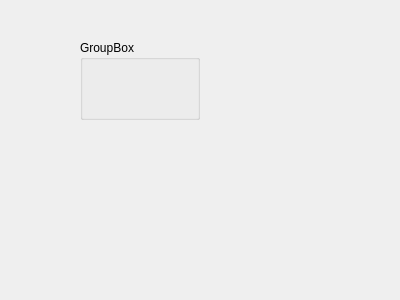
Before: the Qt Designer form flightcontroltab.ui in sgfairbro/Upload-GUI, drawn with Qt 5.
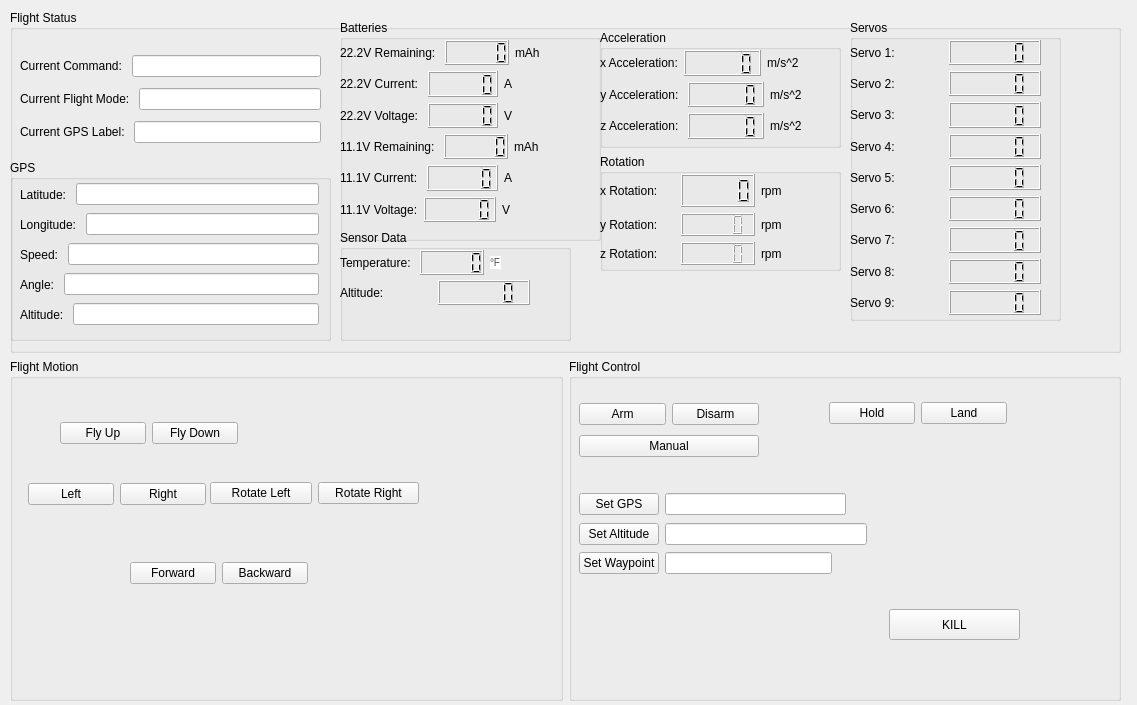
After: the same form once the commit is applied.

```diff
--- a/flightcontroltab.ui
+++ b/flightcontroltab.ui
@@ -6,25 +6,1093 @@
    <rect>
     <x>0</x>
     <y>0</y>
-    <width>400</width>
-    <height>300</height>
+    <width>1137</width>
+    <height>705</height>
    </rect>
   </property>
   <property name="windowTitle">
    <string>Form</string>
   </property>
-  <widget class="QGroupBox" name="groupBox">
+  <widget class="QWidget" name="layoutWidget">
    <property name="geometry">
     <rect>
-     <x>80</x>
-     <y>40</y>
-     <width>120</width>
-     <height>80</height>
+     <x>10</x>
+     <y>10</y>
+     <width>1111</width>
+     <height>691</height>
     </rect>
    </property>
-   <property name="title">
-    <string>GroupBox</string>
-   </property>
+   <layout class="QGridLayout" name="gridLayout">
+    <item row="1" column="0">
+     <layout class="QHBoxLayout" name="horizontalLayout_2">
+      <item>
+       <widget class="QGroupBox" name="flightMotionBox">
+        <property name="title">
+         <string>Flight Motion</string>
+        </property>
+        <widget class="QWidget" name="layoutWidget">
+         <property name="geometry">
+          <rect>
+           <x>120</x>
+           <y>200</y>
+           <width>178</width>
+           <height>29</height>
+          </rect>
+         </property>
+         <layout class="QHBoxLayout" name="horizontalLayout_11">
+          <item>
+           <widget class="QPushButton" name="forwardButton">
+            <property name="text">
+             <string>Forward</string>
+            </property>
+           </widget>
+          </item>
+          <item>
+           <widget class="QPushButton" name="backwardButton">
+            <property name="text">
+             <string>Backward</string>
+            </property>
+           </widget>
+          </item>
+         </layout>
+        </widget>
+        <widget class="QWidget" name="layoutWidget">
+         <property name="geometry">
+          <rect>
+           <x>18</x>
+           <y>121</y>
+           <width>178</width>
+           <height>29</height>
+          </rect>
+         </property>
+         <layout class="QHBoxLayout" name="horizontalLayout_12">
+          <item>
+           <widget class="QPushButton" name="leftButton">
+            <property name="text">
+             <string>Left</string>
+            </property>
+           </widget>
+          </item>
+          <item>
+           <widget class="QPushButton" name="rightButton">
+            <property name="text">
+             <string>Right</string>
+            </property>
+           </widget>
+          </item>
+         </layout>
+        </widget>
+        <widget class="QWidget" name="layoutWidget">
+         <property name="geometry">
+          <rect>
+           <x>200</x>
+           <y>120</y>
+           <width>209</width>
+           <height>29</height>
+          </rect>
+         </property>
+         <layout class="QHBoxLayout" name="horizontalLayout_13">
+          <item>
+           <widget class="QPushButton" name="rotateLeftButton">
+            <property name="text">
+             <string>Rotate Left</string>
+            </property>
+           </widget>
+          </item>
+          <item>
+           <widget class="QPushButton" name="rotateRightButton">
+            <property name="text">
+             <string>Rotate Right</string>
+            </property>
+           </widget>
+          </item>
+         </layout>
+        </widget>
+        <widget class="QWidget" name="layoutWidget">
+         <property name="geometry">
+          <rect>
+           <x>50</x>
+           <y>60</y>
+           <width>178</width>
+           <height>29</height>
+          </rect>
+         </property>
+         <layout class="QHBoxLayout" name="horizontalLayout_5">
+          <item>
+           <widget class="QPushButton" name="flyUpButton">
+            <property name="text">
+             <string>Fly Up</string>
+            </property>
+           </widget>
+          </item>
+          <item>
+           <widget class="QPushButton" name="flyDownButton">
+            <property name="text">
+             <string>Fly Down</string>
+            </property>
+           </widget>
+          </item>
+         </layout>
+        </widget>
+        <zorder>layoutWidget</zorder>
+        <zorder>layoutWidget</zorder>
+        <zorder>layoutWidget</zorder>
+        <zorder>layoutWidget</zorder>
+       </widget>
+      </item>
+      <item>
+       <widget class="QGroupBox" name="flightControlBox">
+        <property name="title">
+         <string>Flight Control</string>
+        </property>
+        <widget class="QWidget" name="layoutWidget">
+         <property name="geometry">
+          <rect>
+           <x>10</x>
+           <y>40</y>
+           <width>180</width>
+           <height>64</height>
+          </rect>
+         </property>
+         <layout class="QVBoxLayout" name="verticalLayout">
+          <item>
+           <layout class="QHBoxLayout" name="horizontalLayout">
+            <item>
+             <widget class="QPushButton" name="armButton">
+              <property name="text">
+               <string>Arm</string>
+              </property>
+             </widget>
+            </item>
+            <item>
+             <widget class="QPushButton" name="disarmButton">
+              <property name="text">
+               <string>Disarm</string>
+              </property>
+             </widget>
+            </item>
+           </layout>
+          </item>
+          <item>
+           <widget class="QPushButton" name="manualButton">
+            <property name="text">
+             <string>Manual</string>
+            </property>
+           </widget>
+          </item>
+         </layout>
+        </widget>
+        <widget class="QPushButton" name="killButton">
+         <property name="geometry">
+          <rect>
+           <x>320</x>
+           <y>250</y>
+           <width>131</width>
+           <height>31</height>
+          </rect>
+         </property>
+         <property name="text">
+          <string>KILL</string>
+         </property>
+        </widget>
+        <widget class="QWidget" name="layoutWidget_3">
+         <property name="geometry">
+          <rect>
+           <x>10</x>
+           <y>160</y>
+           <width>288</width>
+           <height>30</height>
+          </rect>
+         </property>
+         <layout class="QHBoxLayout" name="horizontalLayout_4">
+          <item>
+           <widget class="QPushButton" name="setAltitudeButton">
+            <property name="text">
+             <string>Set Altitude</string>
+            </property>
+            <property name="shortcut">
+             <string/>
+            </property>
+           </widget>
+          </item>
+          <item>
+           <widget class="QLineEdit" name="setAltitudeEdit"/>
+          </item>
+         </layout>
+        </widget>
+        <widget class="QWidget" name="layoutWidget_4">
+         <property name="geometry">
+          <rect>
+           <x>10</x>
+           <y>190</y>
+           <width>253</width>
+           <height>29</height>
+          </rect>
+         </property>
+         <layout class="QHBoxLayout" name="horizontalLayout_9">
+          <item>
+           <widget class="QPushButton" name="setWaypointButton">
+            <property name="text">
+             <string>Set Waypoint</string>
+            </property>
+           </widget>
+          </item>
+          <item>
+           <widget class="QLineEdit" name="setWaypointEdit"/>
+          </item>
+         </layout>
+        </widget>
+        <widget class="QWidget" name="layoutWidget">
+         <property name="geometry">
+          <rect>
+           <x>10</x>
+           <y>130</y>
+           <width>267</width>
+           <height>30</height>
+          </rect>
+         </property>
+         <layout class="QHBoxLayout" name="horizontalLayout_3">
+          <item>
+           <widget class="QPushButton" name="setGPSButton">
+            <property name="text">
+             <string>Set GPS</string>
+            </property>
+           </widget>
+          </item>
+          <item>
+           <widget class="QLineEdit" name="setGPSEdit"/>
+          </item>
+         </layout>
+        </widget>
+        <widget class="QWidget" name="layoutWidget">
+         <property name="geometry">
+          <rect>
+           <x>260</x>
+           <y>40</y>
+           <width>178</width>
+           <height>29</height>
+          </rect>
+         </property>
+         <layout class="QHBoxLayout" name="horizontalLayout_10">
+          <item>
+           <widget class="QPushButton" name="holdButton">
+            <property name="text">
+             <string>Hold</string>
+            </property>
+           </widget>
+          </item>
+          <item>
+           <widget class="QPushButton" name="landButton">
+            <property name="text">
+             <string>Land</string>
+            </property>
+           </widget>
+          </item>
+         </layout>
+        </widget>
+        <zorder>layoutWidget</zorder>
+        <zorder>layoutWidget</zorder>
+        <zorder>layoutWidget</zorder>
+        <zorder>killButton</zorder>
+        <zorder>layoutWidget_3</zorder>
+        <zorder>layoutWidget_4</zorder>
+        <zorder>flightStatusBox</zorder>
+        <zorder>flightStatusBox</zorder>
+       </widget>
+      </item>
+     </layout>
+    </item>
+    <item row="0" column="0">
+     <widget class="QGroupBox" name="flightStatusBox">
+      <property name="title">
+       <string>Flight Status</string>
+      </property>
+      <widget class="QGroupBox" name="gpsBox">
+       <property name="geometry">
+        <rect>
+         <x>0</x>
+         <y>150</y>
+         <width>321</width>
+         <height>181</height>
+        </rect>
+       </property>
+       <property name="title">
+        <string>GPS</string>
+       </property>
+       <widget class="QWidget" name="layoutWidget_26">
+        <property name="geometry">
+         <rect>
+          <x>10</x>
+          <y>20</y>
+          <width>299</width>
+          <height>29</height>
+         </rect>
+        </property>
+        <layout class="QHBoxLayout" name="horizontalLayout_36">
+         <item>
+          <widget class="QLabel" name="latLabel">
+           <property name="text">
+            <string>Latitude: </string>
+           </property>
+          </widget>
+         </item>
+         <item>
+          <widget class="QLineEdit" name="latBox"/>
+         </item>
+        </layout>
+       </widget>
+       <widget class="QWidget" name="layoutWidget_27">
+        <property name="geometry">
+         <rect>
+          <x>10</x>
+          <y>50</y>
+          <width>299</width>
+          <height>29</height>
+         </rect>
+        </property>
+        <layout class="QHBoxLayout" name="horizontalLayout_37">
+         <item>
+          <widget class="QLabel" name="longLabel">
+           <property name="text">
+            <string>Longitude: </string>
+           </property>
+          </widget>
+         </item>
+         <item>
+          <widget class="QLineEdit" name="longBox"/>
+         </item>
+        </layout>
+       </widget>
+       <widget class="QWidget" name="layoutWidget_28">
+        <property name="geometry">
+         <rect>
+          <x>10</x>
+          <y>80</y>
+          <width>299</width>
+          <height>29</height>
+         </rect>
+        </property>
+        <layout class="QHBoxLayout" name="horizontalLayout_38">
+         <item>
+          <widget class="QLabel" name="speedLabel">
+           <property name="text">
+            <string>Speed: </string>
+           </property>
+          </widget>
+         </item>
+         <item>
+          <widget class="QLineEdit" name="speedBox"/>
+         </item>
+        </layout>
+       </widget>
+       <widget class="QWidget" name="layoutWidget_29">
+        <property name="geometry">
+         <rect>
+          <x>10</x>
+          <y>110</y>
+          <width>299</width>
+          <height>29</height>
+         </rect>
+        </property>
+        <layout class="QHBoxLayout" name="horizontalLayout_41">
+         <item>
+          <widget class="QLabel" name="angleLabel">
+           <property name="text">
+            <string>Angle: </string>
+           </property>
+          </widget>
+         </item>
+         <item>
+          <widget class="QLineEdit" name="angleBox"/>
+         </item>
+        </layout>
+       </widget>
+       <widget class="QWidget" name="layoutWidget_30">
+        <property name="geometry">
+         <rect>
+          <x>10</x>
+          <y>140</y>
+          <width>299</width>
+          <height>29</height>
+         </rect>
+        </property>
+        <layout class="QHBoxLayout" name="horizontalLayout_42">
+         <item>
+          <widget class="QLabel" name="altitudeLabel">
+           <property name="text">
+            <string>Altitude: </string>
+           </property>
+          </widget>
+         </item>
+         <item>
+          <widget class="QLineEdit" name="altitudeBox"/>
+         </item>
+        </layout>
+       </widget>
+      </widget>
+      <widget class="QGroupBox" name="batteryBox">
+       <property name="geometry">
+        <rect>
+         <x>330</x>
+         <y>10</y>
+         <width>261</width>
+         <height>221</height>
+        </rect>
+       </property>
+       <property name="title">
+        <string>Batteries</string>
+       </property>
+       <widget class="QWidget" name="layoutWidget">
+        <property name="geometry">
+         <rect>
+          <x>0</x>
+          <y>20</y>
+          <width>234</width>
+          <height>182</height>
+         </rect>
+        </property>
+        <layout class="QVBoxLayout" name="verticalLayout_2">
+         <item>
+          <layout class="QHBoxLayout" name="horizontalLayout_15">
+           <item>
+            <widget class="QLabel" name="remainingLabel22">
+             <property name="text">
+              <string>22.2V Remaining: </string>
+             </property>
+            </widget>
+           </item>
+           <item>
+            <widget class="QLCDNumber" name="remaining22LCD"/>
+           </item>
+           <item>
+            <widget class="QLabel" name="mAhLabel1">
+             <property name="sizePolicy">
+              <sizepolicy hsizetype="Minimum" vsizetype="Preferred">
+               <horstretch>0</horstretch>
+               <verstretch>0</verstretch>
+              </sizepolicy>
+             </property>
+             <property name="text">
+              <string>mAh</string>
+             </property>
+            </widget>
+           </item>
+          </layout>
+         </item>
+         <item>
+          <layout class="QHBoxLayout" name="horizontalLayout_16">
+           <item>
+            <widget class="QLabel" name="currentLabel22">
+             <property name="text">
+              <string>22.2V Current: </string>
+             </property>
+            </widget>
+           </item>
+           <item>
+            <widget class="QLCDNumber" name="current22LCD"/>
+           </item>
+           <item>
+            <widget class="QLabel" name="ampLabel1">
+             <property name="text">
+              <string>A</string>
+             </property>
+            </widget>
+           </item>
+          </layout>
+         </item>
+         <item>
+          <layout class="QHBoxLayout" name="horizontalLayout_17">
+           <item>
+            <widget class="QLabel" name="voltageLabel22">
+             <property name="text">
+              <string>22.2V Voltage: </string>
+             </property>
+            </widget>
+           </item>
+           <item>
+            <widget class="QLCDNumber" name="voltage22LCD"/>
+           </item>
+           <item>
+            <widget class="QLabel" name="voltageLabel1">
+             <property name="text">
+              <string>V</string>
+             </property>
+            </widget>
+           </item>
+          </layout>
+         </item>
+         <item>
+          <layout class="QHBoxLayout" name="horizontalLayout_18">
+           <item>
+            <widget class="QLabel" name="remainingLabel11">
+             <property name="text">
+              <string>11.1V Remaining: </string>
+             </property>
+            </widget>
+           </item>
+           <item>
+            <widget class="QLCDNumber" name="remaining11LCD"/>
+           </item>
+           <item>
+            <widget class="QLabel" name="mAhLabel2">
+             <property name="sizePolicy">
+              <sizepolicy hsizetype="Minimum" vsizetype="Preferred">
+               <horstretch>0</horstretch>
+               <verstretch>0</verstretch>
+              </sizepolicy>
+             </property>
+             <property name="text">
+              <string>mAh</string>
+             </property>
+            </widget>
+           </item>
+          </layout>
+         </item>
+         <item>
+          <layout class="QHBoxLayout" name="horizontalLayout_19">
+           <item>
+            <widget class="QLabel" name="currentLabel11">
+             <property name="text">
+              <string>11.1V Current: </string>
+             </property>
+            </widget>
+           </item>
+           <item>
+            <widget class="QLCDNumber" name="current11LCD"/>
+           </item>
+           <item>
+            <widget class="QLabel" name="ampLabel2">
+             <property name="text">
+              <string>A</string>
+             </property>
+            </widget>
+           </item>
+          </layout>
+         </item>
+         <item>
+          <layout class="QHBoxLayout" name="horizontalLayout_20">
+           <item>
+            <widget class="QLabel" name="voltageLabel11">
+             <property name="text">
+              <string>11.1V Voltage:</string>
+             </property>
+            </widget>
+           </item>
+           <item>
+            <widget class="QLCDNumber" name="voltage11LCD"/>
+           </item>
+           <item>
+            <widget class="QLabel" name="voltageLabel11_2">
+             <property name="text">
+              <string>V</string>
+             </property>
+            </widget>
+           </item>
+          </layout>
+         </item>
+        </layout>
+       </widget>
+      </widget>
+      <widget class="QGroupBox" name="servoBox">
+       <property name="geometry">
+        <rect>
+         <x>840</x>
+         <y>10</y>
+         <width>211</width>
+         <height>301</height>
+        </rect>
+       </property>
+       <property name="title">
+        <string>Servos</string>
+       </property>
+       <widget class="QWidget" name="layoutWidget">
+        <property name="geometry">
+         <rect>
+          <x>0</x>
+          <y>20</y>
+          <width>191</width>
+          <height>275</height>
+         </rect>
+        </property>
+        <layout class="QVBoxLayout" name="verticalLayout_8">
+         <item>
+          <layout class="QHBoxLayout" name="horizontalLayout_27">
+           <item>
+            <widget class="QLabel" name="servoLabel">
+             <property name="text">
+              <string>Servo 1: </string>
+             </property>
+            </widget>
+           </item>
+           <item>
+            <widget class="QLCDNumber" name="servoLCD"/>
+           </item>
+          </layout>
+         </item>
+         <item>
+          <layout class="QHBoxLayout" name="horizontalLayout_28">
+           <item>
+            <widget class="QLabel" name="servoLabel_2">
+             <property name="text">
+              <string>Servo 2: </string>
+             </property>
+            </widget>
+           </item>
+           <item>
+            <widget class="QLCDNumber" name="servoLCD_2"/>
+           </item>
+          </layout>
+         </item>
+         <item>
+          <layout class="QHBoxLayout" name="horizontalLayout_29">
+           <item>
+            <widget class="QLabel" name="servoLabel_3">
+             <property name="text">
+              <string>Servo 3: </string>
+             </property>
+            </widget>
+           </item>
+           <item>
+            <widget class="QLCDNumber" name="servoLCD_3"/>
+           </item>
+          </layout>
+         </item>
+         <item>
+          <layout class="QHBoxLayout" name="horizontalLayout_30">
+           <item>
+            <widget class="QLabel" name="servoLabel_4">
+             <property name="text">
+              <string>Servo 4: </string>
+             </property>
+            </widget>
+           </item>
+           <item>
+            <widget class="QLCDNumber" name="servoLCD_4"/>
+           </item>
+          </layout>
+         </item>
+         <item>
+          <layout class="QHBoxLayout" name="horizontalLayout_31">
+           <item>
+            <widget class="QLabel" name="servoLabel_5">
+             <property name="text">
+              <string>Servo 5: </string>
+             </property>
+            </widget>
+           </item>
+           <item>
+            <widget class="QLCDNumber" name="servoLCD_5"/>
+           </item>
+          </layout>
+         </item>
+         <item>
+          <layout class="QHBoxLayout" name="horizontalLayout_32">
+           <item>
+            <widget class="QLabel" name="servoLabel_6">
+             <property name="text">
+              <string>Servo 6: </string>
+             </property>
+            </widget>
+           </item>
+           <item>
+            <widget class="QLCDNumber" name="servoLCD_6"/>
+           </item>
+          </layout>
+         </item>
+         <item>
+          <layout class="QHBoxLayout" name="horizontalLayout_33">
+           <item>
+            <widget class="QLabel" name="servoLabel_7">
+             <property name="text">
+              <string>Servo 7: </string>
+             </property>
+            </widget>
+           </item>
+           <item>
+            <widget class="QLCDNumber" name="servoLCD_7"/>
+           </item>
+          </layout>
+         </item>
+         <item>
+          <layout class="QHBoxLayout" name="horizontalLayout_34">
+           <item>
+            <widget class="QLabel" name="servoLabel_8">
+             <property name="text">
+              <string>Servo 8: </string>
+             </property>
+            </widget>
+           </item>
+           <item>
+            <widget class="QLCDNumber" name="servoLCD_8"/>
+           </item>
+          </layout>
+         </item>
+         <item>
+          <layout class="QHBoxLayout" name="horizontalLayout_35">
+           <item>
+            <widget class="QLabel" name="servoLabel_9">
+             <property name="text">
+              <string>Servo 9: </string>
+             </property>
+            </widget>
+           </item>
+           <item>
+            <widget class="QLCDNumber" name="servoLCD_9"/>
+           </item>
+          </layout>
+         </item>
+        </layout>
+       </widget>
+      </widget>
+      <widget class="QGroupBox" name="sensorBox">
+       <property name="geometry">
+        <rect>
+         <x>330</x>
+         <y>220</y>
+         <width>231</width>
+         <height>111</height>
+        </rect>
+       </property>
+       <property name="title">
+        <string>Sensor Data</string>
+       </property>
+       <widget class="QWidget" name="layoutWidget_2">
+        <property name="geometry">
+         <rect>
+          <x>0</x>
+          <y>20</y>
+          <width>193</width>
+          <height>25</height>
+         </rect>
+        </property>
+        <layout class="QHBoxLayout" name="horizontalLayout_39">
+         <item>
+          <widget class="QLabel" name="tempLabel">
+           <property name="text">
+            <string>Temperature: </string>
+           </property>
+          </widget>
+         </item>
+         <item>
+          <widget class="QLCDNumber" name="tempLCD"/>
+         </item>
+         <item>
+          <widget class="QLabel" name="tempUnitLabel">
+           <property name="text">
+            <string>&lt;html&gt;&lt;head/&gt;&lt;body&gt;&lt;p&gt;&lt;span style=&quot; font-family:'arial,sans-serif'; font-size:small; color:#545454; background-color:#ffffff;&quot;&gt;°F&lt;/span&gt;&lt;/p&gt;&lt;/body&gt;&lt;/html&gt;</string>
+           </property>
+          </widget>
+         </item>
+        </layout>
+       </widget>
+       <widget class="QWidget" name="layoutWidget_5">
+        <property name="geometry">
+         <rect>
+          <x>0</x>
+          <y>50</y>
+          <width>190</width>
+          <height>25</height>
+         </rect>
+        </property>
+        <layout class="QHBoxLayout" name="horizontalLayout_40">
+         <item>
+          <widget class="QLabel" name="altitudeLabel_2">
+           <property name="text">
+            <string>Altitude: </string>
+           </property>
+          </widget>
+         </item>
+         <item>
+          <widget class="QLCDNumber" name="altitudeLCD"/>
+         </item>
+        </layout>
+       </widget>
+      </widget>
+      <widget class="QWidget" name="layoutWidget">
+       <property name="geometry">
+        <rect>
+         <x>10</x>
+         <y>40</y>
+         <width>301</width>
+         <height>101</height>
+        </rect>
+       </property>
+       <layout class="QVBoxLayout" name="verticalLayout_3">
+        <item>
+         <layout class="QHBoxLayout" name="horizontalLayout_6">
+          <item>
+           <widget class="QLabel" name="currentCommandLabel">
+            <property name="text">
+             <string>Current Command: </string>
+            </property>
+           </widget>
+          </item>
+          <item>
+           <widget class="QLineEdit" name="currentCommandBox"/>
+          </item>
+         </layout>
+        </item>
+        <item>
+         <layout class="QHBoxLayout" name="horizontalLayout_14">
+          <item>
+           <widget class="QLabel" name="currentFlightModeLabel">
+            <property name="text">
+             <string>Current Flight Mode: </string>
+            </property>
+           </widget>
+          </item>
+          <item>
+           <widget class="QLineEdit" name="currentFlightModeBox"/>
+          </item>
+         </layout>
+        </item>
+        <item>
+         <layout class="QHBoxLayout" name="horizontalLayout_8">
+          <item>
+           <widget class="QLabel" name="currentGPSLabel">
+            <property name="text">
+             <string>Current GPS Label: </string>
+            </property>
+           </widget>
+          </item>
+          <item>
+           <widget class="QLineEdit" name="currentGPSCoordinate"/>
+          </item>
+         </layout>
+        </item>
+       </layout>
+      </widget>
+      <widget class="QWidget" name="layoutWidget">
+       <property name="geometry">
+        <rect>
+         <x>590</x>
+         <y>20</y>
+         <width>241</width>
+         <height>241</height>
+        </rect>
+       </property>
+       <layout class="QVBoxLayout" name="verticalLayout_4">
+        <item>
+         <widget class="QGroupBox" name="accelBox">
+          <property name="title">
+           <string>Acceleration</string>
+          </property>
+          <widget class="QWidget" name="layoutWidget">
+           <property name="geometry">
+            <rect>
+             <x>0</x>
+             <y>20</y>
+             <width>245</width>
+             <height>89</height>
+            </rect>
+           </property>
+           <layout class="QVBoxLayout" name="verticalLayout_7">
+            <item>
+             <layout class="QHBoxLayout" name="horizontalLayout_21">
+              <item>
+               <widget class="QLabel" name="xacclabel">
+                <property name="text">
+                 <string>x Acceleration:</string>
+                </property>
+                <property name="textFormat">
+                 <enum>Qt::AutoText</enum>
+                </property>
+                <property name="alignment">
+                 <set>Qt::AlignCenter</set>
+                </property>
+               </widget>
+              </item>
+              <item>
+               <widget class="QLCDNumber" name="xAccLCD"/>
+              </item>
+              <item>
+               <widget class="QLabel" name="xAccUnitLabel">
+                <property name="sizePolicy">
+                 <sizepolicy hsizetype="Minimum" vsizetype="Preferred">
+                  <horstretch>0</horstretch>
+                  <verstretch>0</verstretch>
+                 </sizepolicy>
+                </property>
+                <property name="text">
+                 <string>m/s^2</string>
+                </property>
+               </widget>
+              </item>
+             </layout>
+            </item>
+            <item>
+             <layout class="QHBoxLayout" name="horizontalLayout_22">
+              <item>
+               <widget class="QLabel" name="yacclabel">
+                <property name="text">
+                 <string>y Acceleration: </string>
+                </property>
+                <property name="alignment">
+                 <set>Qt::AlignCenter</set>
+                </property>
+               </widget>
+              </item>
+              <item>
+               <widget class="QLCDNumber" name="yAccLCD"/>
+              </item>
+              <item>
+               <widget class="QLabel" name="yAccUnitLabel">
+                <property name="sizePolicy">
+                 <sizepolicy hsizetype="Minimum" vsizetype="Preferred">
+                  <horstretch>0</horstretch>
+                  <verstretch>0</verstretch>
+                 </sizepolicy>
+                </property>
+                <property name="text">
+                 <string>m/s^2</string>
+                </property>
+               </widget>
+              </item>
+             </layout>
+            </item>
+            <item>
+             <layout class="QHBoxLayout" name="horizontalLayout_23">
+              <item>
+               <widget class="QLabel" name="zacclabel">
+                <property name="text">
+                 <string>z Acceleration: </string>
+                </property>
+                <property name="alignment">
+                 <set>Qt::AlignCenter</set>
+                </property>
+               </widget>
+              </item>
+              <item>
+               <widget class="QLCDNumber" name="zAccLCD"/>
+              </item>
+              <item>
+               <widget class="QLabel" name="zAccUnitLabel">
+                <property name="sizePolicy">
+                 <sizepolicy hsizetype="Minimum" vsizetype="Preferred">
+                  <horstretch>0</horstretch>
+                  <verstretch>0</verstretch>
+                 </sizepolicy>
+                </property>
+                <property name="text">
+                 <string>m/s^2</string>
+                </property>
+               </widget>
+              </item>
+             </layout>
+            </item>
+           </layout>
+          </widget>
+         </widget>
+        </item>
+        <item>
+         <widget class="QGroupBox" name="rotationBox">
+          <property name="title">
+           <string>Rotation</string>
+          </property>
+          <widget class="QWidget" name="layoutWidget">
+           <property name="geometry">
+            <rect>
+             <x>0</x>
+             <y>20</y>
+             <width>236</width>
+             <height>91</height>
+            </rect>
+           </property>
+           <layout class="QVBoxLayout" name="verticalLayout_6">
+            <item>
+             <layout class="QHBoxLayout" name="horizontalLayout_24">
+              <item>
+               <widget class="QLabel" name="xRotLabel">
+                <property name="text">
+                 <string>x Rotation: </string>
+                </property>
+               </widget>
+              </item>
+              <item>
+               <widget class="QLCDNumber" name="xRotLCD"/>
+              </item>
+              <item>
+               <widget class="QLabel" name="xrpmLabel">
+                <property name="sizePolicy">
+                 <sizepolicy hsizetype="Minimum" vsizetype="Preferred">
+                  <horstretch>0</horstretch>
+                  <verstretch>0</verstretch>
+                 </sizepolicy>
+                </property>
+                <property name="text">
+                 <string>rpm</string>
+                </property>
+               </widget>
+              </item>
+             </layout>
+            </item>
+            <item>
+             <layout class="QVBoxLayout" name="verticalLayout_5">
+              <item>
+               <layout class="QHBoxLayout" name="horizontalLayout_25">
+                <item>
+                 <widget class="QLabel" name="yRotLabel">
+                  <property name="text">
+                   <string>y Rotation: </string>
+                  </property>
+                 </widget>
+                </item>
+                <item>
+                 <widget class="QLCDNumber" name="yRotLCD"/>
+                </item>
+                <item>
+                 <widget class="QLabel" name="yrpmLabel">
+                  <property name="sizePolicy">
+                   <sizepolicy hsizetype="Minimum" vsizetype="Preferred">
+                    <horstretch>0</horstretch>
+                    <verstretch>0</verstretch>
+                   </sizepolicy>
+                  </property>
+                  <property name="text">
+                   <string>rpm</string>
+                  </property>
+                 </widget>
+                </item>
+               </layout>
+              </item>
+              <item>
+               <layout class="QHBoxLayout" name="horizontalLayout_26">
+                <item>
+                 <widget class="QLabel" name="zRotLabel">
+                  <property name="text">
+                   <string>z Rotation: </string>
+                  </property>
+                 </widget>
+                </item>
+                <item>
+                 <widget class="QLCDNumber" name="zRotLCD"/>
+                </item>
+                <item>
+                 <widget class="QLabel" name="zrpmLabel">
+                  <property name="sizePolicy">
+                   <sizepolicy hsizetype="Minimum" vsizetype="Preferred">
+                    <horstretch>0</horstretch>
+                    <verstretch>0</verstretch>
+                   </sizepolicy>
+                  </property>
+                  <property name="text">
+                   <string>rpm</string>
+                  </property>
+                 </widget>
+                </item>
+               </layout>
+              </item>
+             </layout>
+            </item>
+           </layout>
+          </widget>
+         </widget>
+        </item>
+       </layout>
+      </widget>
+     </widget>
+    </item>
+   </layout>
   </widget>
  </widget>
  <resources/>
```
